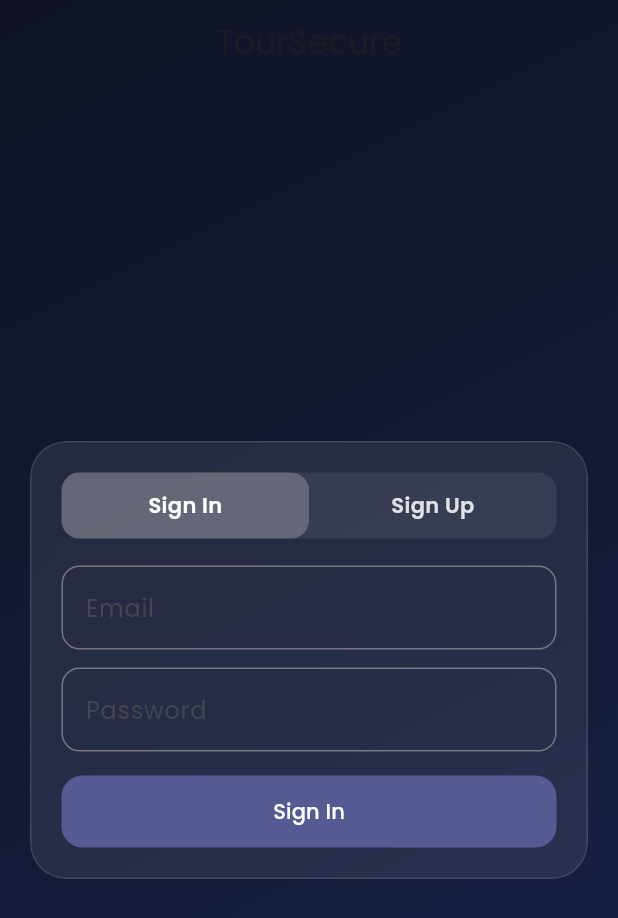
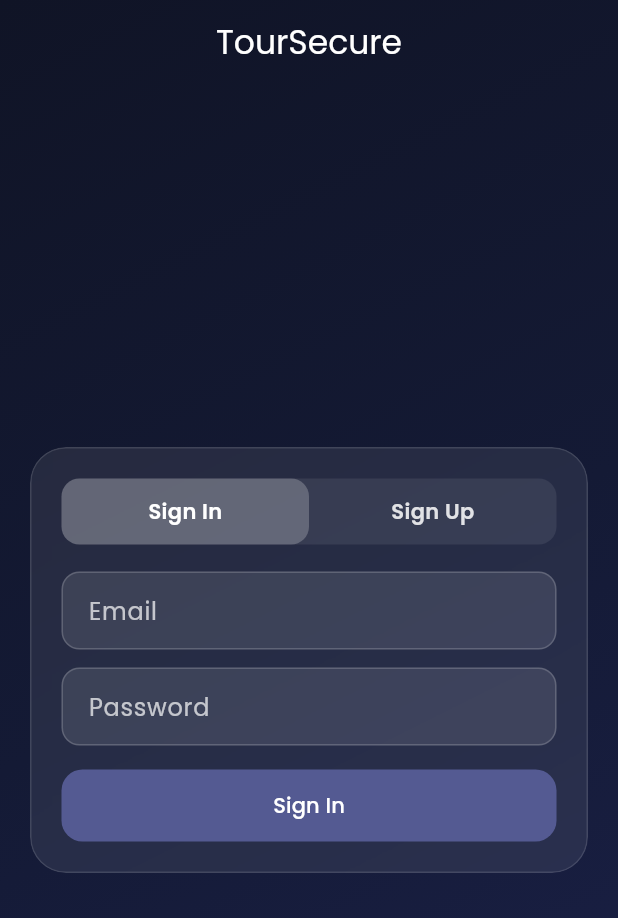
Before and after one commit to RAY-Cold/V2.0, a Flutter app: the screen it shows after launch, on a phone screen of 412 x 824 dp. Shown: the top 918 px of the screen. Run offline on Flutter 3.47's test engine with Material 3 defaults, Android fonts, the phone set to English and light mode, and no system bars; our stand-ins replace file_picker, flutter_dotenv, flutter_map, geolocator, google_fonts, latlong2 and 1 more; missing offline and left inert: flutter_map_heatmap, postgrest; accounts and stored records are empty; project files that could hold a hidden picture were left out.

Commit message:
Sign-inandHome

```diff
--- a/lib/src/auth/auth_screen.dart
+++ b/lib/src/auth/auth_screen.dart
@@ -1,5 +1,6 @@
 import 'dart:ui';
 import 'package:flutter/material.dart';
+import 'package:flutter/services.dart';
 import 'package:supabase_flutter/supabase_flutter.dart';
 import '../theme/app_theme.dart';
 
@@ -18,19 +19,29 @@ class _AuthScreenState extends State<AuthScreen> {
   bool _loading = false;
 
   @override
-  void dispose() { _email.dispose(); _password.dispose(); _name.dispose(); super.dispose(); }
+  void dispose() {
+    _email.dispose();
+    _password.dispose();
+    _name.dispose();
+    super.dispose();
+  }
 
   Future<void> _handleAuth() async {
-    setState(() { _loading = true; _error = null; });
+    setState(() {
+      _loading = true;
+      _error = null;
+    });
     try {
       if (isSignIn) {
         await Supabase.instance.client.auth.signInWithPassword(
-          email: _email.text.trim(), password: _password.text,
+          email: _email.text.trim(),
+          password: _password.text,
         );
         await _ensureProfileExists();
       } else {
         await Supabase.instance.client.auth.signUp(
-          email: _email.text.trim(), password: _password.text,
+          email: _email.text.trim(),
+          password: _password.text,
           data: {'full_name': _name.text.trim()},
         );
         if (mounted) {
@@ -39,35 +50,66 @@ class _AuthScreenState extends State<AuthScreen> {
           ));
         }
       }
-    } on AuthException catch (e) { setState(() => _error = e.message); }
-    catch (e) { setState(() => _error = 'Unexpected error: $e'); }
-    finally { if (mounted) setState(() => _loading = false); }
+    } on AuthException catch (e) {
+      setState(() => _error = e.message);
+    } catch (e) {
+      setState(() => _error = 'Unexpected error: $e');
+    } finally {
+      if (mounted) setState(() => _loading = false);
+    }
   }
 
   Future<void> _ensureProfileExists() async {
     final user = Supabase.instance.client.auth.currentUser;
     if (user == null) return;
     final existing = await Supabase.instance.client
-      .from('profiles').select('id').eq('id', user.id).maybeSingle();
+        .from('profiles')
+        .select('id')
+        .eq('id', user.id)
+        .maybeSingle();
     if (existing == null) {
       await Supabase.instance.client.from('profiles').insert({
         'id': user.id,
         'email': user.email,
         'full_name': _name.text.trim().isNotEmpty
-            ? _name.text.trim() : (user.userMetadata?['full_name'] ?? ''),
+            ? _name.text.trim()
+            : (user.userMetadata?['full_name'] ?? ''),
       });
     }
   }
+
+  InputDecoration _dec(String label) => InputDecoration(
+        labelText: label,
+        labelStyle: const TextStyle(color: Colors.white70),
+        hintStyle: const TextStyle(color: Colors.white60),
+        filled: true,
+        fillColor: Colors.white.withOpacity(0.10),
+        contentPadding: const EdgeInsets.symmetric(horizontal: 14, vertical: 14),
+        enabledBorder: OutlineInputBorder(
+          borderRadius: BorderRadius.circular(12),
+          borderSide: BorderSide(color: Colors.white.withOpacity(0.18)),
+        ),
+        focusedBorder: OutlineInputBorder(
+          borderRadius: BorderRadius.circular(12),
+          borderSide: BorderSide(color: Colors.white.withOpacity(0.50)),
+        ),
+      );
 
   @override
   Widget build(BuildContext context) {
     return Container(
       decoration: const BoxDecoration(
-        gradient: LinearGradient(begin: Alignment.topLeft, end: Alignment.bottomRight, colors: kBgGradient),
+        gradient:
+            LinearGradient(begin: Alignment.topLeft, end: Alignment.bottomRight, colors: kBgGradient),
       ),
       child: Scaffold(
         backgroundColor: Colors.transparent,
-        appBar: AppBar(backgroundColor: Colors.transparent, title: const Text('TourSecure')),
+        appBar: AppBar(
+          backgroundColor: Colors.transparent,
+          title: const Text('TourSecure'),
+          foregroundColor: Colors.white, // <- make title & icons white
+          systemOverlayStyle: SystemUiOverlayStyle.light,
+        ),
         body: Center(
           child: Padding(
             padding: const EdgeInsets.all(20.0),
@@ -86,6 +128,7 @@ class _AuthScreenState extends State<AuthScreen> {
                   child: Column(
                     mainAxisSize: MainAxisSize.min,
                     children: [
+                      // tabs
                       Container(
                         decoration: BoxDecoration(
                           color: Colors.white.withOpacity(0.08),
@@ -99,24 +142,48 @@ class _AuthScreenState extends State<AuthScreen> {
                         ),
                       ),
                       const SizedBox(height: 18),
+
                       if (!isSignIn) ...[
-                        TextField(controller: _name, textCapitalization: TextCapitalization.words, decoration: const InputDecoration(labelText: 'Full name')),
+                        TextField(
+                          controller: _name,
+                          textCapitalization: TextCapitalization.words,
+                          style: const TextStyle(color: Colors.white),
+                          cursorColor: Colors.white,
+                          decoration: _dec('Full name'),
+                        ),
                         const SizedBox(height: 12),
                       ],
-                      TextField(controller: _email, keyboardType: TextInputType.emailAddress, decoration: const InputDecoration(labelText: 'Email')),
+
+                      TextField(
+                        controller: _email,
+                        keyboardType: TextInputType.emailAddress,
+                        style: const TextStyle(color: Colors.white),
+                        cursorColor: Colors.white,
+                        decoration: _dec('Email'),
+                      ),
                       const SizedBox(height: 12),
-                      TextField(controller: _password, obscureText: true, decoration: const InputDecoration(labelText: 'Password')),
+
+                      TextField(
+                        controller: _password,
+                        obscureText: true,
+                        style: const TextStyle(color: Colors.white),
+                        cursorColor: Colors.white,
+                        decoration: _dec('Password'),
+                      ),
+
                       if (_error != null) ...[
                         const SizedBox(height: 12),
-                        Text(_error!, style: const TextStyle(color: Colors.redAccent)),
+                        Text(_error!, style: const TextStyle(color: Color(0xFFFF8A80))),
                       ],
+
                       const SizedBox(height: 16),
                       SizedBox(
                         width: double.infinity,
                         child: FilledButton(
                           onPressed: _loading ? null : _handleAuth,
                           child: _loading
-                              ? const SizedBox(height: 18, width: 18, child: CircularProgressIndicator(strokeWidth: 2))
+                              ? const SizedBox(
+                                  height: 18, width: 18, child: CircularProgressIndicator(strokeWidth: 2))
                               : Text(isSignIn ? 'Sign In' : 'Create Account'),
                         ),
                       ),
@@ -144,7 +211,13 @@ class _AuthScreenState extends State<AuthScreen> {
             borderRadius: BorderRadius.circular(12),
           ),
           alignment: Alignment.center,
-          child: Text(label, style: TextStyle(fontWeight: FontWeight.w600, color: selected ? Colors.white : Colors.white.withOpacity(0.85))),
+          child: Text(
+            label,
+            style: TextStyle(
+              fontWeight: FontWeight.w600,
+              color: selected ? Colors.white : Colors.white.withOpacity(0.85),
+            ),
+          ),
         ),
       ),
     );
--- a/lib/src/home/home_page.dart
+++ b/lib/src/home/home_page.dart
@@ -171,13 +171,19 @@ class _HomePageState extends State<HomePage> with SingleTickerProviderStateMixin
         appBar: AppBar(
   title: const Text('TourSecure'),
   backgroundColor: Colors.transparent,
+  // make all app bar icons & text white
+  foregroundColor: Colors.white,
+  iconTheme: const IconThemeData(color: Colors.white),
+  // keep your working hamburger even on transparent bars
   leading: Builder(
     builder: (ctx) => IconButton(
-              icon: const Icon(Icons.menu),
+      icon: const Icon(Icons.menu, color: Colors.white),
       onPressed: () => Scaffold.of(ctx).openDrawer(),
+      tooltip: MaterialLocalizations.of(ctx).openAppDrawerTooltip,
     ),
   ),
 ),
+
         body: LayoutBuilder(
           builder: (context, constraints) {
             final isWide = constraints.maxWidth > 760;
```
Lines whose indentation alone changed are shown as unchanged.
